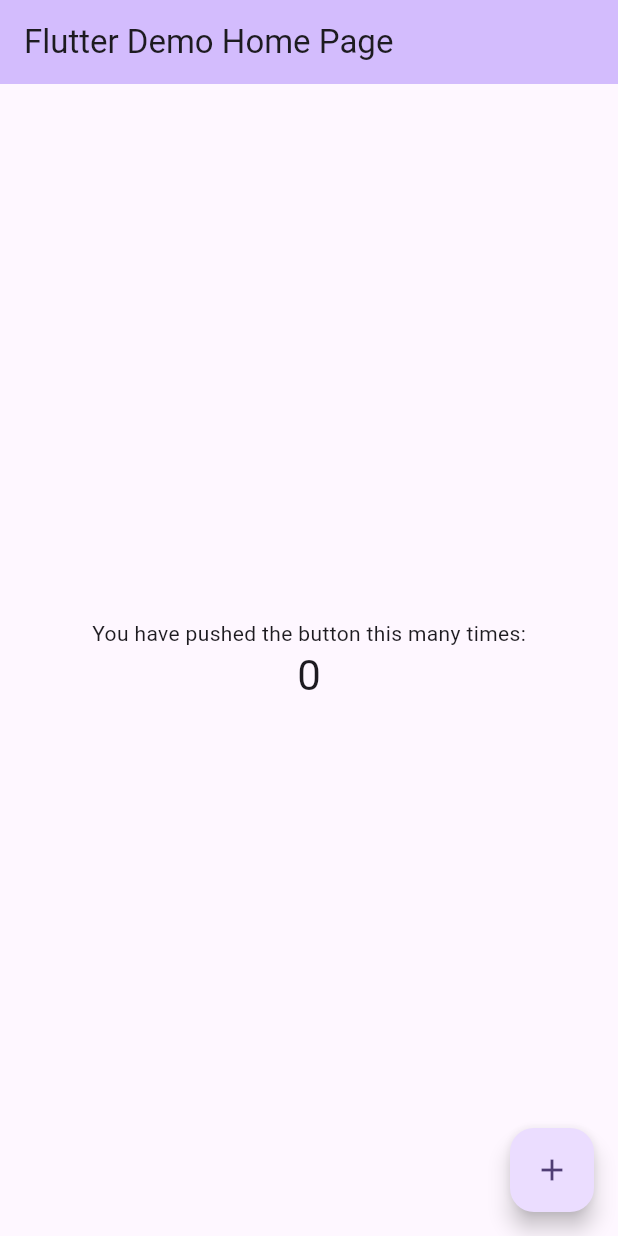
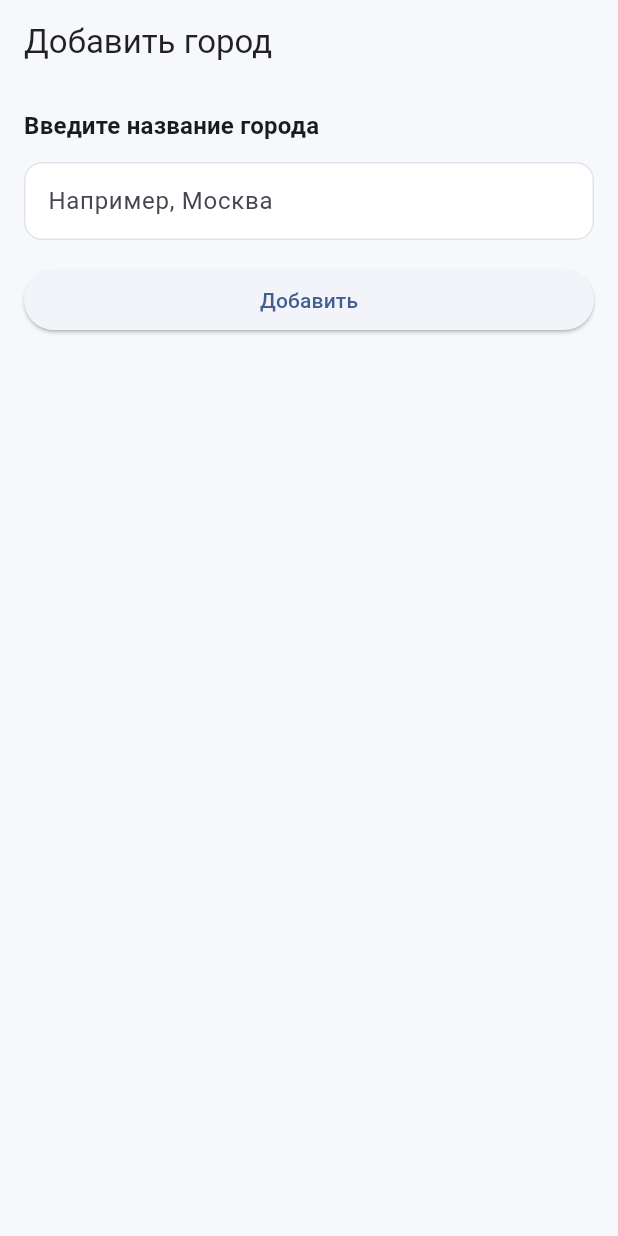
Before and after one commit to demichhhhh/WeatherNow, a Flutter app: the screen it shows after launch, on a phone screen of 412 x 824 dp. Run offline on Flutter 3.47's test engine with Material 3 defaults, Android fonts, the light colour scheme and no system bars.

Commit message:
Добавил экраны

```diff
--- a/weather_now/lib/main.dart
+++ b/weather_now/lib/main.dart
@@ -1,122 +1,25 @@
 import 'package:flutter/material.dart';
+import 'package:weather_now/screens/add_city_screen.dart';
+import 'package:weather_now/screens/favorites_screen.dart';
+import 'package:weather_now/screens/home_screen.dart';
+import 'package:weather_now/theme/app_theme.dart';
 
 void main() {
-  runApp(const MyApp());
+  runApp(const MainApp());
 }
 
-class MyApp extends StatelessWidget {
-  const MyApp({super.key});
+class MainApp extends StatelessWidget {
+  const MainApp({super.key});
 
-  // This widget is the root of your application.
   @override
   Widget build(BuildContext context) {
     return MaterialApp(
-      title: 'Flutter Demo',
-      theme: ThemeData(
-        // This is the theme of your application.
-        //
-        // TRY THIS: Try running your application with "flutter run". You'll see
-        // the application has a purple toolbar. Then, without quitting the app,
-        // try changing the seedColor in the colorScheme below to Colors.green
-        // and then invoke "hot reload" (save your changes or press the "hot
-        // reload" button in a Flutter-supported IDE, or press "r" if you used
-        // the command line to start the app).
-        //
-        // Notice that the counter didn't reset back to zero; the application
-        // state is not lost during the reload. To reset the state, use hot
-        // restart instead.
-        //
-        // This works for code too, not just values: Most code changes can be
-        // tested with just a hot reload.
-        colorScheme: .fromSeed(seedColor: Colors.deepPurple),
-      ),
-      home: const MyHomePage(title: 'Flutter Demo Home Page'),
+      title: 'WeatherNow',
+      debugShowCheckedModeBanner: false,
+      theme: AppTheme.light,
+      // home: const HomeScreen(),
+      // home: const FavoritesScreen(),
+      home: const AddCityScreen(),
     );
   }
 }
-
-class MyHomePage extends StatefulWidget {
-  const MyHomePage({super.key, required this.title});
-
-  // This widget is the home page of your application. It is stateful, meaning
-  // that it has a State object (defined below) that contains fields that affect
-  // how it looks.
-
-  // This class is the configuration for the state. It holds the values (in this
-  // case the title) provided by the parent (in this case the App widget) and
-  // used by the build method of the State. Fields in a Widget subclass are
-  // always marked "final".
-
-  final String title;
-
-  @override
-  State<MyHomePage> createState() => _MyHomePageState();
-}
-
-class _MyHomePageState extends State<MyHomePage> {
-  int _counter = 0;
-
-  void _incrementCounter() {
-    setState(() {
-      // This call to setState tells the Flutter framework that something has
-      // changed in this State, which causes it to rerun the build method below
-      // so that the display can reflect the updated values. If we changed
-      // _counter without calling setState(), then the build method would not be
-      // called again, and so nothing would appear to happen.
-      _counter++;
-    });
-  }
-
-  @override
-  Widget build(BuildContext context) {
-    // This method is rerun every time setState is called, for instance as done
-    // by the _incrementCounter method above.
-    //
-    // The Flutter framework has been optimized to make rerunning build methods
-    // fast, so that you can just rebuild anything that needs updating rather
-    // than having to individually change instances of widgets.
-    return Scaffold(
-      appBar: AppBar(
-        // TRY THIS: Try changing the color here to a specific color (to
-        // Colors.amber, perhaps?) and trigger a hot reload to see the AppBar
-        // change color while the other colors stay the same.
-        backgroundColor: Theme.of(context).colorScheme.inversePrimary,
-        // Here we take the value from the MyHomePage object that was created by
-        // the App.build method, and use it to set our appbar title.
-        title: Text(widget.title),
-      ),
-      body: Center(
-        // Center is a layout widget. It takes a single child and positions it
-        // in the middle of the parent.
-        child: Column(
-          // Column is also a layout widget. It takes a list of children and
-          // arranges them vertically. By default, it sizes itself to fit its
-          // children horizontally, and tries to be as tall as its parent.
-          //
-          // Column has various properties to control how it sizes itself and
-          // how it positions its children. Here we use mainAxisAlignment to
-          // center the children vertically; the main axis here is the vertical
-          // axis because Columns are vertical (the cross axis would be
-          // horizontal).
-          //
-          // TRY THIS: Invoke "debug painting" (choose the "Toggle Debug Paint"
-          // action in the IDE, or press "p" in the console), to see the
-          // wireframe for each widget.
-          mainAxisAlignment: .center,
-          children: [
-            const Text('You have pushed the button this many times:'),
-            Text(
-              '$_counter',
-              style: Theme.of(context).textTheme.headlineMedium,
-            ),
-          ],
-        ),
-      ),
-      floatingActionButton: FloatingActionButton(
-        onPressed: _incrementCounter,
-        tooltip: 'Increment',
-        child: const Icon(Icons.add),
-      ),
-    );
-  }
-}
--- /dev/null
+++ b/weather_now/lib/screens/add_city_screen.dart
@@ -0,0 +1,45 @@
+import 'package:flutter/material.dart';
+
+class AddCityScreen extends StatelessWidget {
+  const AddCityScreen({super.key});
+
+  @override
+  Widget build(BuildContext context) {
+    return Scaffold(
+      appBar: AppBar(
+        title: const Text('Добавить город'),
+      ),
+      body: Padding(
+        padding: const EdgeInsets.all(16),
+        child: Column(
+          crossAxisAlignment: CrossAxisAlignment.start,
+          children: [
+            Text(
+              'Введите название города',
+              style: Theme.of(context)
+                  .textTheme
+                  .titleMedium
+                  ?.copyWith(fontWeight: FontWeight.w700),
+            ),
+            const SizedBox(height: 12),
+            TextField(
+              decoration: const InputDecoration(
+                hintText: 'Например, Москва',
+              ),
+              onChanged: (_) {},
+            ),
+            const SizedBox(height: 16),
+            SizedBox(
+              width: double.infinity,
+              child: ElevatedButton(
+                onPressed: () {},
+                child: const Text('Добавить'),
+              ),
+            ),
+            const SizedBox(height: 16),
+          ],
+        ),
+      ),
+    );
+  }
+}
--- /dev/null
+++ b/weather_now/lib/theme/app_theme.dart
@@ -0,0 +1,49 @@
+import 'package:flutter/material.dart';
+
+class AppTheme {
+  static const _seed = Color(0xFF4C8BF5);
+  static const _surface = Color(0xFFF6F8FB);
+
+  static ThemeData get light => ThemeData(
+        colorScheme: ColorScheme.fromSeed(seedColor: _seed),
+        scaffoldBackgroundColor: _surface,
+        useMaterial3: true,
+        cardTheme: CardThemeData(
+          color: Colors.white,
+          surfaceTintColor: Colors.white,
+          elevation: 2,
+          margin: const EdgeInsets.symmetric(horizontal: 16, vertical: 8),
+          shape: RoundedRectangleBorder(
+            borderRadius: BorderRadius.circular(16),
+          ),
+        ),
+        appBarTheme: const AppBarTheme(
+          centerTitle: false,
+          backgroundColor: _surface,
+          elevation: 0,
+          foregroundColor: Colors.black87,
+        ),
+        inputDecorationTheme: InputDecorationTheme(
+          filled: true,
+          fillColor: Colors.white,
+          border: OutlineInputBorder(
+            borderRadius: BorderRadius.circular(12),
+          ),
+          enabledBorder: OutlineInputBorder(
+            borderRadius: BorderRadius.circular(12),
+            borderSide: const BorderSide(color: Color(0xFFE0E4EA)),
+          ),
+          contentPadding:
+              const EdgeInsets.symmetric(horizontal: 12, vertical: 14),
+        ),
+        listTileTheme: ListTileThemeData(
+          shape: RoundedRectangleBorder(
+            borderRadius: BorderRadius.circular(12),
+          ),
+          tileColor: Colors.white,
+          contentPadding:
+              const EdgeInsets.symmetric(horizontal: 16, vertical: 4),
+          horizontalTitleGap: 8,
+        ),
+      );
+}
```
Also changed, not shown: weather_now/lib/screens/favorites_screen.dart (added, +54 -0 lines), weather_now/lib/screens/home_screen.dart (added, +210 -0 lines).
